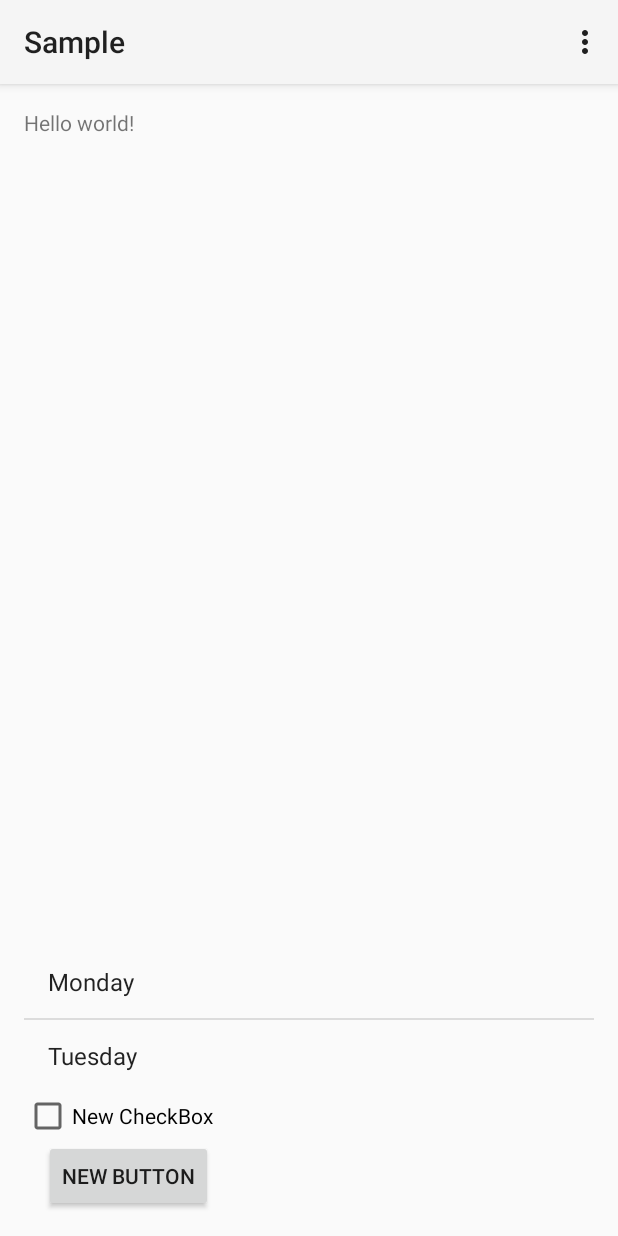
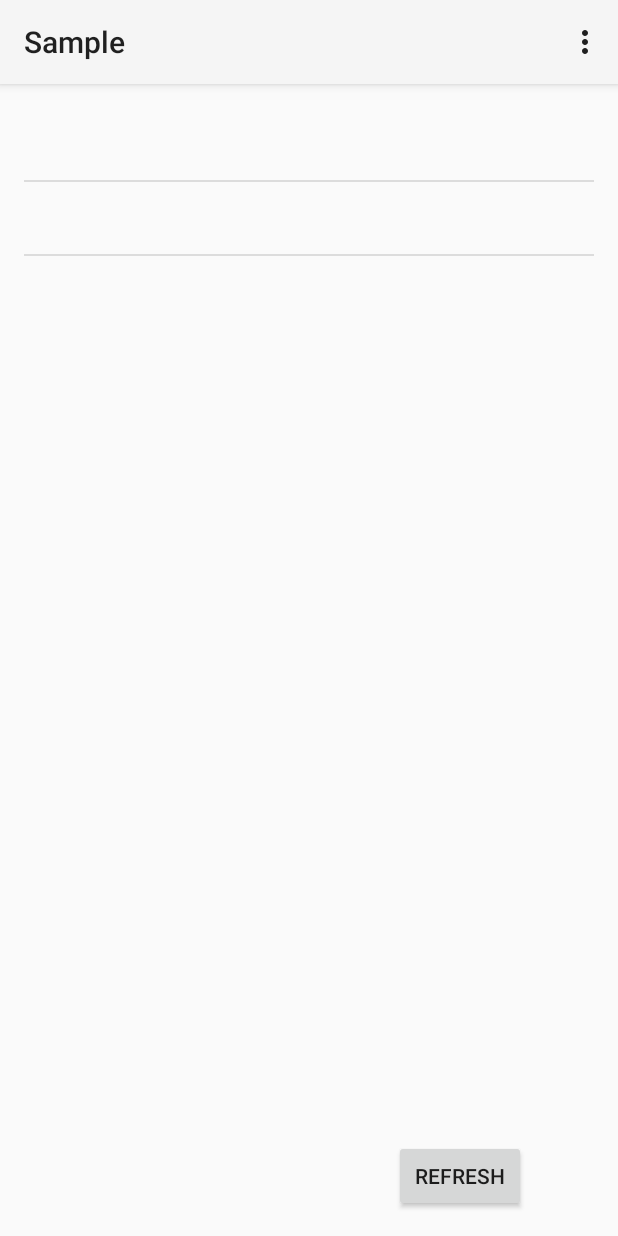
Before and after one commit to ketpatel11/sars, an Android app: the screen it shows after launch (MainActivity), in the options menu, after a tap on "Settings", on a phone screen of 412 x 824 dp. Run offline under Robolectric (Android 15) with nearby library versions, the phone set to English and light mode, and no system bars.

```diff
--- a/app/src/main/AndroidManifest.xml
+++ b/app/src/main/AndroidManifest.xml
@@ -1,6 +1,7 @@
 <?xml version="1.0" encoding="utf-8"?>
 <manifest xmlns:android="http://schemas.android.com/apk/res/android"
     package="com.theorchard.sample.sample" >
+    <uses-permission android:name="android.permission.INTERNET"/>
 
     <application
         android:allowBackup="true"
--- a/app/src/main/java/com/theorchard/sample/sample/MainActivity.java
+++ b/app/src/main/java/com/theorchard/sample/sample/MainActivity.java
@@ -2,6 +2,7 @@ package com.theorchard.sample.sample;
 
 import android.app.Activity;
 import android.os.Bundle;
+import android.os.StrictMode;
 import android.view.Menu;
 import android.view.MenuItem;
 import android.view.View;
@@ -9,50 +10,79 @@ import android.widget.ArrayAdapter;
 import android.widget.Button;
 import android.widget.CheckBox;
 import android.widget.ListView;
+import android.widget.TextView;
 import android.widget.Toast;
 
-import org.apache.http.HttpEntity;
-import org.apache.http.HttpResponse;
-import org.apache.http.client.HttpClient;
-import org.apache.http.client.methods.HttpGet;
-import org.apache.http.impl.client.DefaultHttpClient;
-
 import java.io.BufferedReader;
-import java.io.IOException;
 import java.io.InputStream;
 import java.io.InputStreamReader;
+import java.net.URL;
+import java.net.URLConnection;
+
+import org.json.JSONObject;
+
 
 public class MainActivity extends Activity {
     private ListView l;
     private CheckBox check1;
     private Button button1;
+    static InputStream is = null;
+    static JSONObject jObj = null;
+    static String json = "";
 
-    String[] days={"Monday","Tuesday"};
+    String[] days = {"", ""};
 
     @Override
     protected void onCreate(Bundle savedInstanceState) {
+        StrictMode.ThreadPolicy policy = new StrictMode.ThreadPolicy.Builder().permitAll().build();
+        StrictMode.setThreadPolicy(policy);
+
         super.onCreate(savedInstanceState);
         setContentView(R.layout.activity_main);
         addListenerOnButton();
         l = (ListView) findViewById(R.id.listView);
-        ArrayAdapter<String> adapter = new ArrayAdapter<String>(this,android.R.layout.simple_list_item_1,days);
+        ArrayAdapter<String> adapter = new ArrayAdapter<String>(this, android.R.layout.simple_list_item_1, days);
         l.setAdapter(adapter);
+
+
     }
 
+    private String makeRequest(String url) {
+        String outdata = "";
+        try {
+            URL url_g = new URL(url);
+            URLConnection ukr = url_g.openConnection();
+
+            BufferedReader in = new BufferedReader(new InputStreamReader(ukr.getInputStream()));
+            String inputLine;
+            while ((inputLine = in.readLine()) != null)
+                outdata += inputLine;
+            in.close();
+        } catch (java.io.IOException e) {
+            System.out.print(e.getMessage());
+        }
+        return outdata;
+    }
+
+
     public void addListenerOnButton() {
-        check1 = (CheckBox)findViewById(R.id.checkBox);
-        button1 = (Button)findViewById(R.id.button);
+        button1 = (Button) findViewById(R.id.button);
         button1.setOnClickListener(
-                new View.OnClickListener(){
+                new View.OnClickListener() {
                     @Override
-                    public void onClick(View v){
-                        StringBuffer result = new StringBuffer();
+                    public void onClick(View v) {
+                        /*StringBuffer result = new StringBuffer();
                         result.append("Dog: ").append(check1.isChecked());
                         Toast.makeText(MainActivity.this, result.toString(),
-                                Toast.LENGTH_LONG).show();
+                                Toast.LENGTH_LONG).show();*/
+                        TextView tv = (TextView) findViewById(R.id.textView);
+                        String responseText = makeRequest("http://192.168.31.128/streams/600353005129/5");
+                        tv.setText(responseText);
                     }
                 }
         );
+
+
     }
 
     @Override
@@ -77,54 +107,5 @@ public class MainActivity extends Activity {
         return super.onOptionsItemSelected(item);
     }
 
-    public String requestContent(String url) {
-        HttpClient httpclient = new DefaultHttpClient();
-        String result = null;
-        HttpGet httpget = new HttpGet(url);
-        HttpResponse response = null;
-        InputStream instream = null;
 
-        try {
-            response = httpclient.execute(httpget);
-            HttpEntity entity = response.getEntity();
-
-            if (entity != null) {
-                instream = entity.getContent();
-                result = convertStreamToString(instream);
-            }
-
-        } catch (Exception e) {
-            // manage exceptions
-        } finally {
-            if (instream != null) {
-                try {
-                    instream.close();
-                } catch (Exception exc) {
-
-                }
-            }
-        }
-
-        return result;
-    }
-
-    public String convertStreamToString(InputStream is) {
-        BufferedReader reader = new BufferedReader(new InputStreamReader(is));
-        StringBuilder sb = new StringBuilder();
-        String line = null;
-
-        try {
-            while ((line = reader.readLine()) != null) {
-                sb.append(line + "\n");
-            }
-        } catch (IOException e) {
-        } finally {
-            try {
-                is.close();
-            } catch (IOException e) {
-            }
-        }
-
-        return sb.toString();
-    }
 }
--- a/app/src/main/res/layout/activity_main.xml
+++ b/app/src/main/res/layout/activity_main.xml
@@ -5,32 +5,32 @@
     android:paddingTop="@dimen/activity_vertical_margin"
     android:paddingBottom="@dimen/activity_vertical_margin" tools:context=".MainActivity">
 
-    <TextView android:text="@string/hello_world" android:layout_width="wrap_content"
-        android:layout_height="wrap_content"
-        android:id="@+id/textView" />
-
-    <CheckBox
-        android:layout_width="wrap_content"
-        android:layout_height="wrap_content"
-        android:text="New CheckBox"
-        android:id="@+id/checkBox"
-        android:checked="false"
-        android:layout_above="@+id/button"
-        android:layout_alignParentStart="true" />
-
     <Button
         android:layout_width="wrap_content"
         android:layout_height="wrap_content"
-        android:text="New Button"
+        android:text="Refresh"
         android:id="@+id/button"
         android:layout_alignParentBottom="true"
-        android:layout_alignEnd="@+id/checkBox" />
+        android:layout_alignEnd="@+id/listView"
+        android:layout_marginEnd="45dp" />
 
     <ListView
         android:layout_width="wrap_content"
         android:layout_height="wrap_content"
         android:id="@+id/listView"
+        android:layout_alignParentTop="true"
         android:layout_alignParentStart="true"
-        android:layout_above="@+id/checkBox" />
+        android:layout_above="@+id/button" />
+
+    <TextView
+        android:layout_width="wrap_content"
+        android:layout_height="wrap_content"
+        android:textAppearance="?android:attr/textAppearanceLarge"
+        android:text="Large Text"
+        android:id="@+id/textView"
+        android:layout_alignParentTop="true"
+        android:layout_alignParentStart="true"
+        android:layout_alignBottom="@+id/listView"
+        android:layout_alignEnd="@+id/listView" />
 
 </RelativeLayout>
```
Also changed, not shown: 1 other file.
